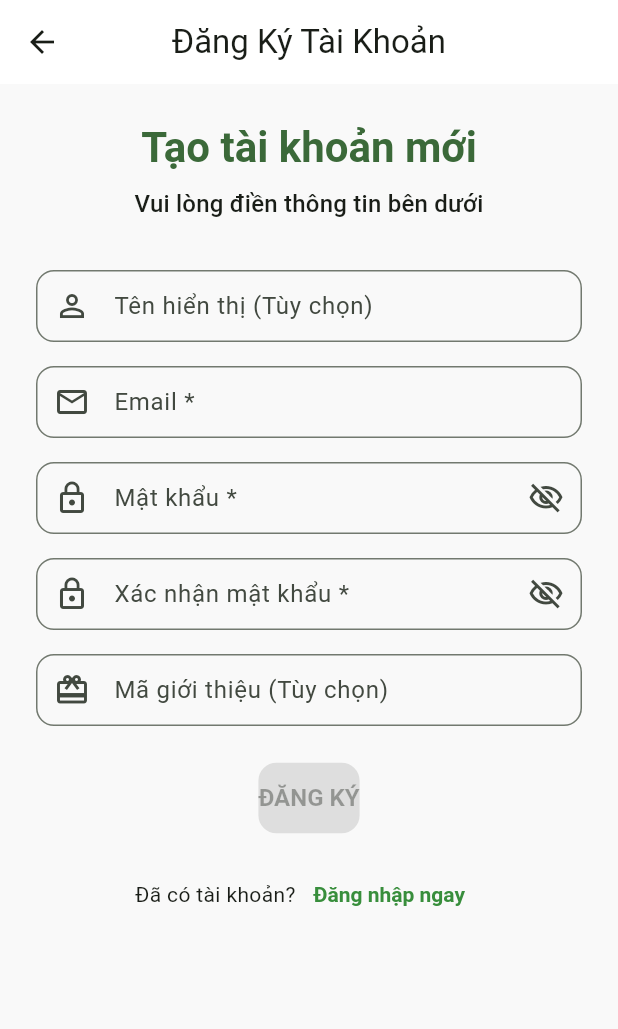
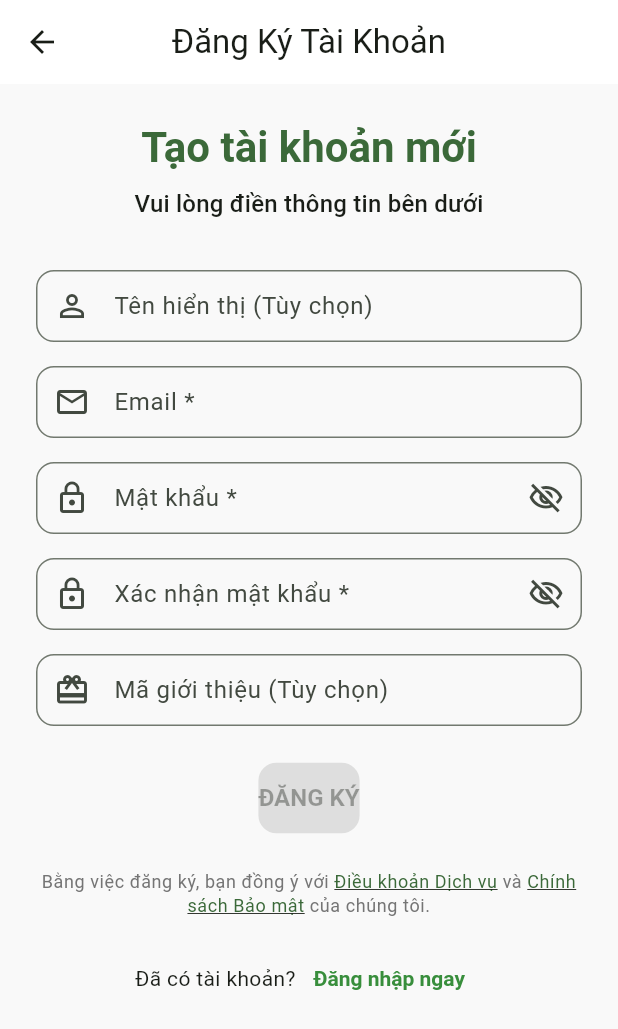
Before and after one commit to tuanminh2409bn/piv_app, a Flutter app: the RegisterPage screen opened directly, on a phone screen of 412 x 824 dp. Shown: the top 1029 px of the screen. Run offline on Flutter 3.47's test engine with Material 3 defaults, Android fonts, the phone set to English and light mode, and no system bars; our stand-ins replace badges, bloc, carousel_slider, cloud_firestore, cloud_functions, dartz and 16 more; missing offline and left inert: app_tracking_transparency, flutter_facebook_auth, mobile_scanner; accounts and stored records are empty.

Commit message:
Them dieu khoan dich vu va chinh sach bao mat vao App

```diff
--- a/lib/features/auth/presentation/pages/register_page.dart
+++ b/lib/features/auth/presentation/pages/register_page.dart
@@ -1,9 +1,20 @@
 //lib/features/auth/presentation/pages/register_page.dart
 
+import 'package:flutter/gestures.dart';
 import 'package:flutter/material.dart';
 import 'package:flutter_bloc/flutter_bloc.dart';
 import 'package:piv_app/core/di/injection_container.dart';
 import 'package:piv_app/features/auth/presentation/bloc/register_cubit.dart';
+import 'package:url_launcher/url_launcher.dart';
+
+Future<void> _launchURL(BuildContext context, String urlString) async {
+  final Uri url = Uri.parse(urlString);
+  if (!await launchUrl(url, mode: LaunchMode.externalApplication)) {
+    ScaffoldMessenger.of(context).showSnackBar(
+      SnackBar(content: Text('Không thể mở đường dẫn: $urlString')),
+    );
+  }
+}
 
 class RegisterPage extends StatelessWidget {
   const RegisterPage({super.key});
@@ -106,11 +117,11 @@ class _RegisterFormState extends State<RegisterForm> {
             const SizedBox(height: 16.0),
             _ConfirmPasswordInput(focusNode: _confirmPasswordFocusNode),
             const SizedBox(height: 16.0),
-
             _ReferralCodeInput(focusNode: _referralCodeFocusNode),
             const SizedBox(height: 24.0),
-
             const _RegisterButton(),
+            const SizedBox(height: 24.0),
+            _buildTermsAndPolicyText(context),
             const SizedBox(height: 16.0),
             Row(
               mainAxisAlignment: MainAxisAlignment.center,
@@ -129,9 +140,45 @@ class _RegisterFormState extends State<RegisterForm> {
       ),
     );
   }
+
+  Widget _buildTermsAndPolicyText(BuildContext context) {
+    final theme = Theme.of(context);
+    return RichText(
+      textAlign: TextAlign.center,
+      text: TextSpan(
+        text: 'Bằng việc đăng ký, bạn đồng ý với ',
+        style: theme.textTheme.bodySmall?.copyWith(color: Colors.grey.shade600),
+        children: <TextSpan>[
+          TextSpan(
+            text: 'Điều khoản Dịch vụ',
+            style: theme.textTheme.bodySmall?.copyWith(
+              color: theme.colorScheme.primary,
+              decoration: TextDecoration.underline,
+            ),
+            recognizer: TapGestureRecognizer()
+              ..onTap = () {
+                _launchURL(context, 'https://tuanminh2409bn.github.io/piv-terms/');
+              },
+          ),
+          const TextSpan(text: ' và '),
+          TextSpan(
+            text: 'Chính sách Bảo mật',
+            style: theme.textTheme.bodySmall?.copyWith(
+              color: theme.colorScheme.primary,
+              decoration: TextDecoration.underline,
+            ),
+            recognizer: TapGestureRecognizer()
+              ..onTap = () {
+                _launchURL(context, 'https://tuanminh2409bn.github.io/piv-privacy/');
+              },
+          ),
+          const TextSpan(text: ' của chúng tôi.'),
+        ],
+      ),
+    );
+  }
 }
 
-// Các widget con được định nghĩa đầy đủ ở đây
 
 class _DisplayNameInput extends StatelessWidget {
   final FocusNode focusNode;
```
Also changed, not shown: lib/features/profile/presentation/pages/profile_page.dart (+44 -4 lines).
